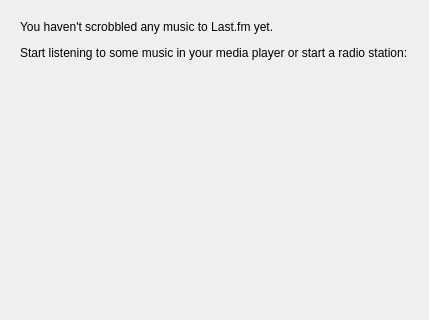
Qt form app/client/Widgets/ScrobblesWidget.ui (lastfm/lastfm-desktop) before a commit; both pictures show x 0 to 429 and y 0 to 320 of the 429 by 519 pixel window.
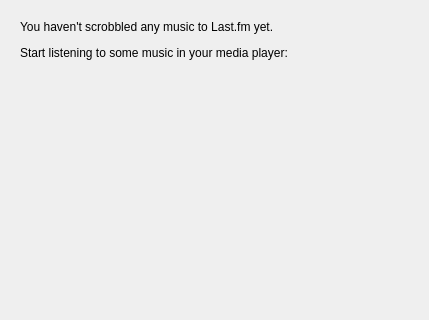
The same form after that commit. The open tabs and pages were chosen to show the change. Custom widgets are drawn as their Qt base class.

Commit message: Updating Mac OSX build on EL Capitan: - Upgrading sparkle dependency - Removing references to radio, which is no longer supported - Removing VLC plugin

What changed in the file:
```diff
--- a/app/client/Widgets/ScrobblesWidget.ui
+++ b/app/client/Widgets/ScrobblesWidget.ui
@@ -72,7 +72,7 @@
          <item>
           <widget class="QLabel" name="description">
            <property name="text">
-            <string>Start listening to some music in your media player or start a radio station:</string>
+            <string>Start listening to some music in your media player:</string>
            </property>
            <property name="wordWrap">
             <bool>true</bool>
```
Left out of the diff: 3 changed lines with no effect on the pictures. The commit also changes 34 other files.
